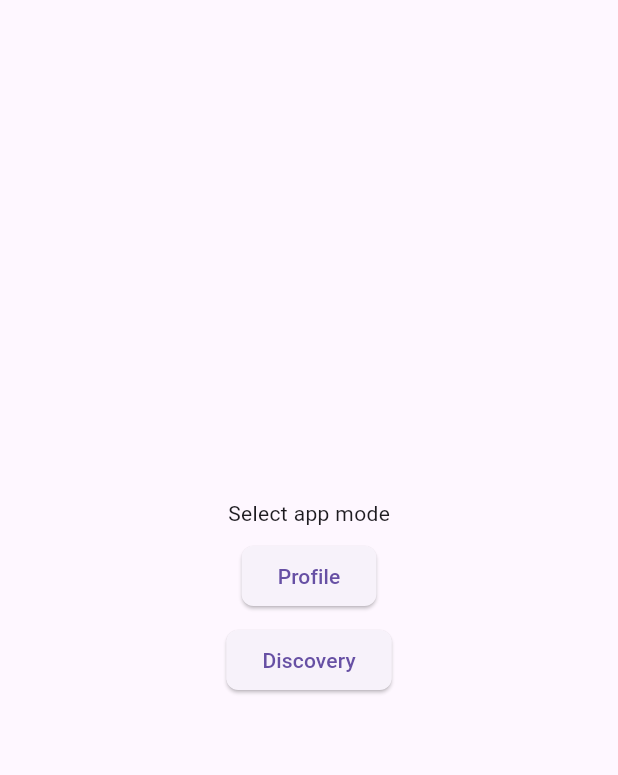
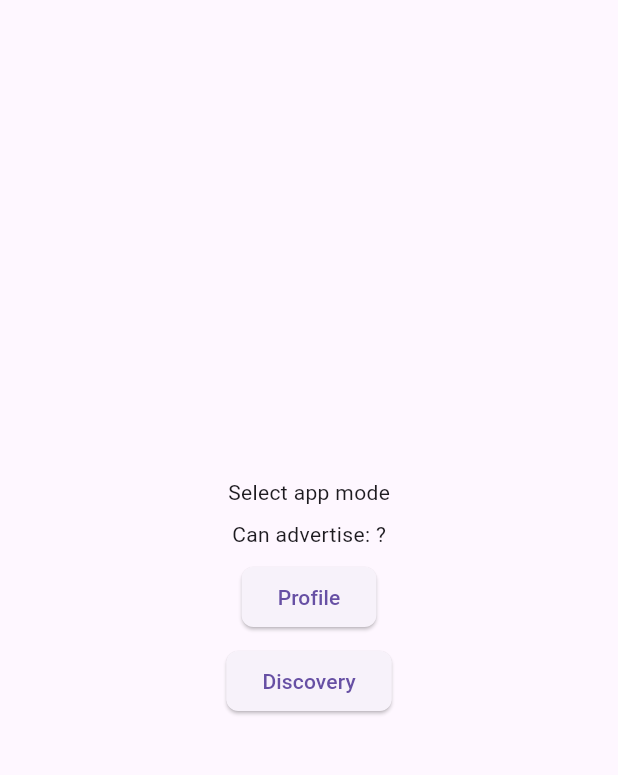
Before and after one commit to CreatorJohn/ble_test, a Flutter app: the screen it shows after launch, on a phone screen of 412 x 824 dp, the part 63-838 px from its top. Run offline on Flutter 3.47's test engine with Material 3 defaults, Android fonts, the phone set to English and light mode, and no system bars; our stand-ins replace battery_plus, flutter_blue_plus, flutter_image_compress, flutter_local_notifications, flutter_riverpod, flutter_secure_storage and 8 more; missing offline and left inert: cryptography, disable_battery_optimization, flutter_background_service; accounts and stored records are empty; generated files the repository leaves out were written again.

Commit message:
ui(home): show if advertising is supported

```diff
--- a/lib/background_service.dart
+++ b/lib/background_service.dart
@@ -5,6 +5,7 @@ import 'dart:math';
 import 'dart:typed_data';
 import 'dart:ui';
 
+import 'package:ble_peripheral/ble_peripheral.dart';
 import 'package:ble_test/ble_advertiser.dart';
 import 'package:ble_test/data/found_device.dart';
 import 'package:ble_test/data/isar_service.dart';
@@ -371,6 +372,10 @@ Future<void> _startServiceLogic(
 
   await startSafeScan();
 
+  service.invoke("advertisingSupported", {
+    "value": await BlePeripheral.isSupported(),
+  });
+
   service.on('stopService').listen((_) async {
     await advertiser.stopAdvertising();
     service.stopSelf();
--- a/lib/screens/home.dart
+++ b/lib/screens/home.dart
@@ -1,4 +1,5 @@
 import 'package:ble_test/components/scaffold_wrapper.dart';
+import 'package:ble_test/providers/advertising_name.dart';
 import 'package:ble_test/router.dart';
 import 'package:flutter/material.dart';
 import 'package:flutter_riverpod/flutter_riverpod.dart';
@@ -9,6 +10,12 @@ class HomeScreen extends ConsumerWidget {
 
   @override
   Widget build(BuildContext context, WidgetRef ref) {
+    final canAdvertise = ref.watch(canAdvertiseProvider);
+    String advertiseValue = "?";
+
+    if (canAdvertise == true) advertiseValue = "Yes";
+    if (canAdvertise == false) advertiseValue = "No";
+
     return ScaffoldWrapper(
       centered: true,
       withLog: true,
@@ -18,6 +25,7 @@ class HomeScreen extends ConsumerWidget {
         spacing: 8.0,
         children: [
           const Text("Select app mode"),
+          Text("Can advertise: $advertiseValue"),
           ElevatedButton(
             style: ElevatedButton.styleFrom(
               shape: RoundedRectangleBorder(
```
Also changed, not shown: lib/providers/advertising_name.dart (+18 -0 lines), lib/providers/advertising_name.g.dart, 1 other file.
